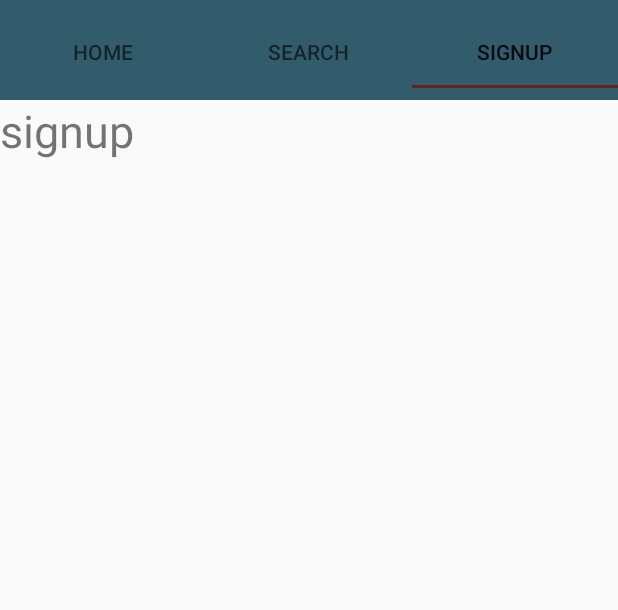
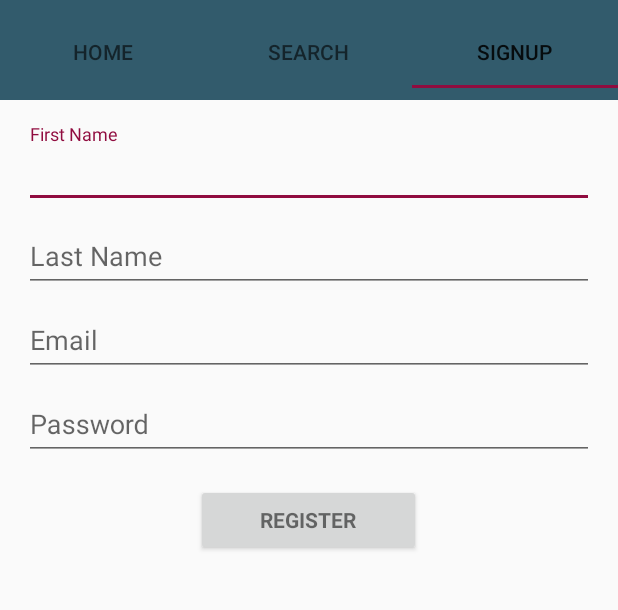
Before and after one commit to yogendra-nitc/Vivir, an Android app: the screen it shows after launch (MainActivity), tab 3 chosen, on a phone screen of 412 x 824 dp, the part 68-678 px from its top. Run offline under Robolectric (Android 15) with nearby library versions, the phone set to English and light mode, and no system bars.

Commit message:
Changes in values file

```diff
--- a/app/src/main/java/com/example/yogendra/vivir/MainActivity.java
+++ b/app/src/main/java/com/example/yogendra/vivir/MainActivity.java
@@ -5,7 +5,6 @@ import android.support.design.widget.TabLayout;
 import android.support.v4.view.ViewPager;
 import android.support.v7.app.AppCompatActivity;
 import android.os.Bundle;
-import android.widget.TableLayout;
 
 public class MainActivity extends AppCompatActivity implements home.OnFragmentInteractionListener,
 search.OnFragmentInteractionListener,signup.OnFragmentInteractionListener {
--- a/app/src/main/res/layout/fragment_home.xml
+++ b/app/src/main/res/layout/fragment_home.xml
@@ -18,7 +18,7 @@
         android:paddingLeft="@dimen/activity_horizontal_margin"
         android:paddingRight="@dimen/activity_horizontal_margin"
         android:paddingTop="@dimen/activity_vertical_margin"
-
+        tools:context="com.example.yogendra.vivir.home"
         >
 
         <!-- Login progress -->
@@ -86,7 +86,8 @@
                     android:layout_marginTop="16dp"
                     android:text="@string/action_sign_in"
                     android:textStyle="bold"
-                    android:shadowColor="@color/colorPrimary"/>
+                    android:shadowColor="@color/colorPrimary"
+                    />
 
             </LinearLayout>
         </ScrollView>
--- a/app/src/main/res/layout/fragment_signup.xml
+++ b/app/src/main/res/layout/fragment_signup.xml
@@ -1,16 +1,106 @@
+ <!-- TODO: Update blank fragment layout -->
     <LinearLayout xmlns:android="http://schemas.android.com/apk/res/android"
         xmlns:tools="http://schemas.android.com/tools"
         android:layout_width="match_parent"
         android:layout_height="match_parent"
-    tools:context="com.example.yogendra.vivir.signup">
+        android:gravity="center_horizontal"
+        android:orientation="vertical"
+        android:paddingBottom="@dimen/activity_vertical_margin"
+        android:paddingLeft="@dimen/activity_horizontal_margin"
+        android:paddingRight="@dimen/activity_horizontal_margin"
+        android:paddingTop="@dimen/activity_vertical_margin"
+        tools:context="com.example.yogendra.vivir.home"
+        >
 
-    <!-- TODO: Update blank fragment layout -->
-    <TextView
+        <!-- Signup -->
+        <ProgressBar
+            android:id="@+id/login_progress"
+            style="?android:attr/progressBarStyleLarge"
             android:layout_width="wrap_content"
             android:layout_height="wrap_content"
-        android:text="signup"
-        android:layout_centerInParent="true"
-        android:textSize="30dp"
+            android:layout_marginBottom="8dp"
+            android:visibility="gone" />
+
+        <ScrollView
+            android:id="@+id/login_form"
+            android:layout_width="match_parent"
+            android:layout_height="match_parent"
+            >
+
+            <LinearLayout
+                android:id="@+id/email_login_form"
+                android:layout_width="match_parent"
+                android:layout_height="wrap_content"
+                android:orientation="vertical"
+                >
+                <android.support.design.widget.TextInputLayout
+                    android:layout_width="match_parent"
+                    android:layout_height="wrap_content">
+
+                    <EditText
+                        android:layout_width="match_parent"
+                        android:layout_height="wrap_content"
+                        android:inputType="text"
+                        android:hint="@string/fname"
+                        />
+                </android.support.design.widget.TextInputLayout>
+                <android.support.design.widget.TextInputLayout
+                    android:layout_width="match_parent"
+                    android:layout_height="wrap_content">
+
+                    <EditText
+                        android:layout_width="match_parent"
+                        android:layout_height="wrap_content"
+                        android:inputType="text"
+                        android:hint="@string/lname"
+                        />
+                </android.support.design.widget.TextInputLayout>
+
+                <android.support.design.widget.TextInputLayout
+                    android:layout_width="match_parent"
+                    android:layout_height="wrap_content">
+
+                    <AutoCompleteTextView
+                        android:id="@+id/email"
+                        android:layout_width="match_parent"
+                        android:layout_height="wrap_content"
+                        android:hint="@string/prompt_email"
+                        android:inputType="textEmailAddress"
+                        android:maxLines="1"
+                        android:singleLine="true" />
+
+                </android.support.design.widget.TextInputLayout>
+
+                <android.support.design.widget.TextInputLayout
+                    android:layout_width="match_parent"
+                    android:layout_height="wrap_content">
+
+                    <EditText
+                        android:id="@+id/password"
+                        android:layout_width="match_parent"
+                        android:layout_height="wrap_content"
+                        android:hint="@string/prompt_password"
+                        android:imeActionId="6"
+                        android:imeActionLabel="@string/action_sign_in_short"
+                        android:imeOptions="actionUnspecified"
+                        android:inputType="textPassword"
+                        android:maxLines="1"
+                        android:singleLine="true" />
+
+                </android.support.design.widget.TextInputLayout>
+
+                <Button
+                    android:id="@+id/email_sign_in_button"
+                    style="?android:textAppearanceSmall"
+                    android:layout_width="150dp"
+                    android:layout_gravity="center_vertical|center_horizontal"
+                    android:layout_height="wrap_content"
+                    android:layout_marginTop="16dp"
+                    android:text="@string/action_sign_up"
+                    android:textStyle="bold"
+                    android:shadowColor="@color/colorPrimary"
                     />
 
             </LinearLayout>
+        </ScrollView>
+    </LinearLayout>
--- a/app/src/main/res/values/colors.xml
+++ b/app/src/main/res/values/colors.xml
@@ -2,5 +2,5 @@
 <resources>
     <color name="colorPrimary">#325B6C</color>
     <color name="colorPrimaryDark">#303F9F</color>
-    <color name="colorAccent">#68221B</color>
+    <color name="colorAccent">#900C3F</color>
 </resources>
--- a/app/src/main/res/values/strings.xml
+++ b/app/src/main/res/values/strings.xml
@@ -4,7 +4,7 @@
     <string name="action_settings">Settings</string>
     <string name="section_format">Hello World from section: %1$d</string>
     <string name="title_activity_search">search</string>
-    <string name="title_activity_signup">signup</string>
+    <string name="title_activity_signup">Register</string>
     <string name="title_activity_del">del</string>
 
     <!-- TODO: Remove or change this placeholder text -->
@@ -12,6 +12,7 @@
     <string name="prompt_email">Email</string>
     <string name="prompt_password">Password </string>
     <string name="action_sign_in">Sign in</string>
+    <string name="action_sign_up">Register</string>
     <string name="action_sign_in_short">Sign in</string>
     <string name="error_invalid_email">This email address is invalid</string>
     <string name="error_invalid_password">This password is too short</string>
@@ -20,4 +21,6 @@
     <string name="permission_rationale">"Contacts permissions are needed for providing email
         completions."
     </string>
+    <string name="fname">First Name</string>
+    <string name="lname">Last Name</string>
 </resources>
```
Lines whose indentation alone changed are shown as unchanged.
